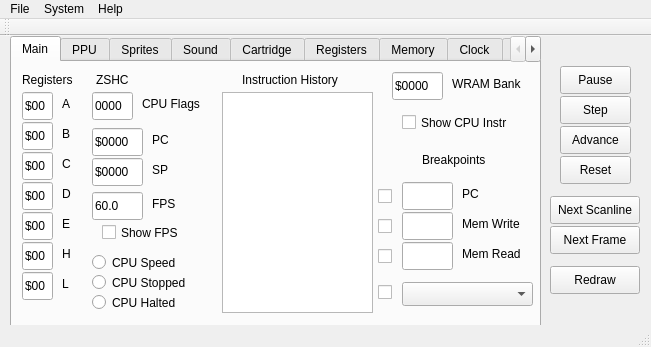
Qt form qtfiles/mainwindow.ui (cthornsb/OtterGB) before a commit.
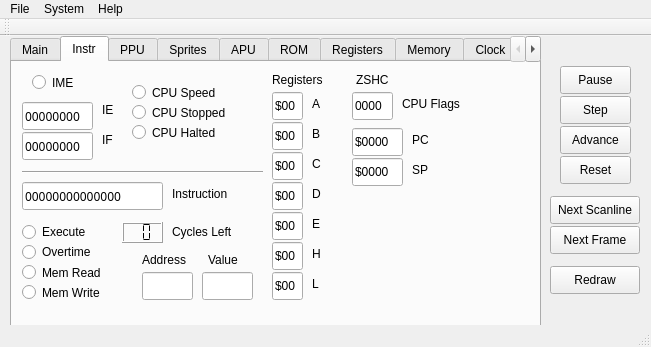
The same form after that commit. The open tabs and pages were chosen to show the change.

Commit message: Added CPU Instruction debugger tab

```diff
--- a/qtfiles/mainwindow.ui
+++ b/qtfiles/mainwindow.ui
@@ -30,35 +30,6 @@
      <attribute name="title">
       <string>Main</string>
      </attribute>
-     <widget class="QLineEdit" name="lineEdit_rB">
-      <property name="geometry">
-       <rect>
-        <x>10</x>
-        <y>60</y>
-        <width>31</width>
-        <height>28</height>
-       </rect>
-      </property>
-      <property name="text">
-       <string>$00</string>
-      </property>
-      <property name="readOnly">
-       <bool>true</bool>
-      </property>
-     </widget>
-     <widget class="QLabel" name="label_2">
-      <property name="geometry">
-       <rect>
-        <x>50</x>
-        <y>34</y>
-        <width>16</width>
-        <height>16</height>
-       </rect>
-      </property>
-      <property name="text">
-       <string>A</string>
-      </property>
-     </widget>
      <widget class="QLabel" name="label_18">
       <property name="geometry">
        <rect>
@@ -85,72 +56,11 @@
        <string>WRAM Bank</string>
       </property>
      </widget>
-     <widget class="QLabel" name="label_8">
-      <property name="geometry">
-       <rect>
-        <x>50</x>
-        <y>214</y>
-        <width>16</width>
-        <height>16</height>
-       </rect>
-      </property>
-      <property name="text">
-       <string>L</string>
-      </property>
-     </widget>
-     <widget class="QLineEdit" name="lineEdit_SP">
-      <property name="geometry">
-       <rect>
-        <x>80</x>
-        <y>96</y>
-        <width>51</width>
-        <height>28</height>
-       </rect>
-      </property>
-      <property name="text">
-       <string>$0000</string>
-      </property>
-      <property name="readOnly">
-       <bool>true</bool>
-      </property>
-     </widget>
-     <widget class="QLineEdit" name="lineEdit_rA">
-      <property name="geometry">
-       <rect>
-        <x>10</x>
-        <y>30</y>
-        <width>31</width>
-        <height>28</height>
-       </rect>
-      </property>
-      <property name="text">
-       <string>$00</string>
-      </property>
-      <property name="readOnly">
-       <bool>true</bool>
-      </property>
-     </widget>
-     <widget class="QLineEdit" name="lineEdit_rC">
-      <property name="geometry">
-       <rect>
-        <x>10</x>
-        <y>90</y>
-        <width>31</width>
-        <height>28</height>
-       </rect>
-      </property>
-      <property name="text">
-       <string>$00</string>
-      </property>
-      <property name="readOnly">
-       <bool>true</bool>
-      </property>
-     </widget>
      <widget class="QLineEdit" name="lineEdit_FPS">
       <property name="geometry">
        <rect>
-        <x>80</x>
-        <y>130</y>
+        <x>50</x>
+        <y>90</y>
         <width>51</width>
         <height>28</height>
        </rect>
@@ -162,35 +72,6 @@
        <bool>true</bool>
       </property>
      </widget>
-     <widget class="QLabel" name="label_3">
-      <property name="geometry">
-       <rect>
-        <x>50</x>
-        <y>64</y>
-        <width>16</width>
-        <height>16</height>
-       </rect>
-      </property>
-      <property name="text">
-       <string>B</string>
-      </property>
-     </widget>
-     <widget class="QLineEdit" name="lineEdit_rD">
-      <property name="geometry">
-       <rect>
-        <x>10</x>
-        <y>120</y>
-        <width>31</width>
-        <height>28</height>
-       </rect>
-      </property>
-      <property name="text">
-       <string>$00</string>
-      </property>
-      <property name="readOnly">
-       <bool>true</bool>
-      </property>
-     </widget>
      <widget class="QLineEdit" name="lineEdit_WRAM_Bank">
       <property name="geometry">
        <rect>
@@ -207,56 +88,11 @@
        <bool>true</bool>
       </property>
      </widget>
-     <widget class="QLabel" name="label_7">
-      <property name="geometry">
-       <rect>
-        <x>50</x>
-        <y>184</y>
-        <width>16</width>
-        <height>16</height>
-       </rect>
-      </property>
-      <property name="text">
-       <string>H</string>
-      </property>
-     </widget>
-     <widget class="QLineEdit" name="lineEdit_rF">
-      <property name="geometry">
-       <rect>
-        <x>80</x>
-        <y>30</y>
-        <width>41</width>
-        <height>28</height>
-       </rect>
-      </property>
-      <property name="text">
-       <string>0000</string>
-      </property>
-      <property name="readOnly">
-       <bool>true</bool>
-      </property>
-     </widget>
-     <widget class="QLineEdit" name="lineEdit_rH">
-      <property name="geometry">
-       <rect>
-        <x>10</x>
-        <y>180</y>
-        <width>31</width>
-        <height>28</height>
-       </rect>
-      </property>
-      <property name="text">
-       <string>$00</string>
-      </property>
-      <property name="readOnly">
-       <bool>true</bool>
-      </property>
-     </widget>
      <widget class="QLabel" name="label_19">
       <property name="geometry">
        <rect>
-        <x>140</x>
-        <y>134</y>
+        <x>110</x>
+        <y>94</y>
         <width>31</width>
         <height>16</height>
        </rect>
@@ -265,150 +101,11 @@
        <string>FPS</string>
       </property>
      </widget>
-     <widget class="QLineEdit" name="lineEdit_rL">
-      <property name="geometry">
-       <rect>
-        <x>10</x>
-        <y>210</y>
-        <width>31</width>
-        <height>28</height>
-       </rect>
-      </property>
-      <property name="text">
-       <string>$00</string>
-      </property>
-      <property name="readOnly">
-       <bool>true</bool>
-      </property>
-     </widget>
-     <widget class="QLineEdit" name="lineEdit_PC">
-      <property name="geometry">
-       <rect>
-        <x>80</x>
-        <y>66</y>
-        <width>51</width>
-        <height>28</height>
-       </rect>
-      </property>
-      <property name="text">
-       <string>$0000</string>
-      </property>
-      <property name="readOnly">
-       <bool>true</bool>
-      </property>
-     </widget>
-     <widget class="QLabel" name="label_12">
-      <property name="geometry">
-       <rect>
-        <x>130</x>
-        <y>34</y>
-        <width>61</width>
-        <height>16</height>
-       </rect>
-      </property>
-      <property name="text">
-       <string>CPU Flags</string>
-      </property>
-     </widget>
-     <widget class="QLabel" name="label_10">
-      <property name="geometry">
-       <rect>
-        <x>140</x>
-        <y>70</y>
-        <width>16</width>
-        <height>16</height>
-       </rect>
-      </property>
-      <property name="text">
-       <string>PC</string>
-      </property>
-     </widget>
-     <widget class="QLineEdit" name="lineEdit_rE">
-      <property name="geometry">
-       <rect>
-        <x>10</x>
-        <y>150</y>
-        <width>31</width>
-        <height>28</height>
-       </rect>
-      </property>
-      <property name="text">
-       <string>$00</string>
-      </property>
-      <property name="readOnly">
-       <bool>true</bool>
-      </property>
-     </widget>
-     <widget class="QLabel" name="label">
-      <property name="geometry">
-       <rect>
-        <x>10</x>
-        <y>10</y>
-        <width>58</width>
-        <height>16</height>
-       </rect>
-      </property>
-      <property name="text">
-       <string>Registers</string>
-      </property>
-     </widget>
-     <widget class="QLabel" name="label_4">
-      <property name="geometry">
-       <rect>
-        <x>50</x>
-        <y>94</y>
-        <width>16</width>
-        <height>16</height>
-       </rect>
-      </property>
-      <property name="text">
-       <string>C</string>
-      </property>
-     </widget>
-     <widget class="QLabel" name="label_5">
-      <property name="geometry">
-       <rect>
-        <x>50</x>
-        <y>124</y>
-        <width>16</width>
-        <height>16</height>
-       </rect>
-      </property>
-      <property name="text">
-       <string>D</string>
-      </property>
-     </widget>
-     <widget class="QLabel" name="label_11">
-      <property name="geometry">
-       <rect>
-        <x>140</x>
-        <y>100</y>
-        <width>16</width>
-        <height>16</height>
-       </rect>
-      </property>
-      <property name="text">
-       <string>SP</string>
-      </property>
-     </widget>
-     <widget class="QLabel" name="label_6">
-      <property name="geometry">
-       <rect>
-        <x>50</x>
-        <y>154</y>
-        <width>16</width>
-        <height>16</height>
-       </rect>
-      </property>
-      <property name="text">
-       <string>E</string>
-      </property>
-     </widget>
      <widget class="QCheckBox" name="checkBox_Show_Framerate">
       <property name="geometry">
        <rect>
-        <x>90</x>
-        <y>160</y>
+        <x>60</x>
+        <y>120</y>
         <width>91</width>
         <height>21</height>
        </rect>
@@ -441,76 +138,6 @@
        <string/>
       </property>
      </widget>
-     <widget class="QRadioButton" name="radioButton_CurrentSpeed">
-      <property name="geometry">
-       <rect>
-        <x>80</x>
-        <y>190</y>
-        <width>121</width>
-        <height>21</height>
-       </rect>
-      </property>
-      <property name="text">
-       <string>CPU Speed</string>
-      </property>
-      <property name="checkable">
-       <bool>true</bool>
-      </property>
-      <property name="autoExclusive">
-       <bool>false</bool>
-      </property>
-     </widget>
-     <widget class="QRadioButton" name="radioButton_CpuStopped">
-      <property name="geometry">
-       <rect>
-        <x>80</x>
-        <y>210</y>
-        <width>121</width>
-        <height>21</height>
-       </rect>
-      </property>
-      <property name="text">
-       <string>CPU Stopped</string>
-      </property>
-      <property name="checkable">
-       <bool>true</bool>
-      </property>
-      <property name="autoExclusive">
-       <bool>false</bool>
-      </property>
-     </widget>
-     <widget class="QRadioButton" name="radioButton_CpuHalted">
-      <property name="geometry">
-       <rect>
-        <x>80</x>
-        <y>230</y>
-        <width>121</width>
-        <height>21</height>
-       </rect>
-      </property>
-      <property name="text">
-       <string>CPU Halted</string>
-      </property>
-      <property name="checkable">
-       <bool>true</bool>
-      </property>
-      <property name="autoExclusive">
-       <bool>false</bool>
-      </property>
-     </widget>
-     <widget class="QLabel" name="label_39">
-      <property name="geometry">
-       <rect>
-        <x>84</x>
-        <y>10</y>
-        <width>41</width>
-        <height>16</height>
-       </rect>
-      </property>
-      <property name="text">
-       <string>ZSHC</string>
-      </property>
-     </widget>
      <widget class="QLineEdit" name="lineEdit_Breakpoint_PC">
       <property name="geometry">
        <rect>
@@ -702,6 +329,663 @@
       </property>
      </widget>
     </widget>
+    <widget class="QWidget" name="tab_10">
+     <attribute name="title">
+      <string>Instr</string>
+     </attribute>
+     <widget class="QLineEdit" name="lineEdit_Instr_IE">
+      <property name="geometry">
+       <rect>
+        <x>10</x>
+        <y>40</y>
+        <width>71</width>
+        <height>28</height>
+       </rect>
+      </property>
+      <property name="font">
+       <font>
+        <family>Ubuntu Mono</family>
+       </font>
+      </property>
+      <property name="text">
+       <string>00000000</string>
+      </property>
+     </widget>
+     <widget class="QLineEdit" name="lineEdit_Instr_IF">
+      <property name="geometry">
+       <rect>
+        <x>10</x>
+        <y>70</y>
+        <width>71</width>
+        <height>28</height>
+       </rect>
+      </property>
+      <property name="font">
+       <font>
+        <family>Ubuntu Mono</family>
+       </font>
+      </property>
+      <property name="text">
+       <string>00000000</string>
+      </property>
+     </widget>
+     <widget class="QLabel" name="label_71">
+      <property name="geometry">
+       <rect>
+        <x>90</x>
+        <y>40</y>
+        <width>16</width>
+        <height>16</height>
+       </rect>
+      </property>
+      <property name="text">
+       <string>IE</string>
+      </property>
+     </widget>
+     <widget class="QLabel" name="label_72">
+      <property name="geometry">
+       <rect>
+        <x>90</x>
+        <y>70</y>
+        <width>21</width>
+        <height>16</height>
+       </rect>
+      </property>
+      <property name="text">
+       <string>IF</string>
+      </property>
+     </widget>
+     <widget class="QRadioButton" name="radioButton_Instr_IME">
+      <property name="geometry">
+       <rect>
+        <x>20</x>
+        <y>10</y>
+        <width>51</width>
+        <height>21</height>
+       </rect>
+      </property>
+      <property name="text">
+       <string>IME</string>
+      </property>
+      <property name="autoExclusive">
+       <bool>false</bool>
+      </property>
+     </widget>
+     <widget class="QLineEdit" name="lineEdit_Instr_Instruction">
+      <property name="geometry">
+       <rect>
+        <x>10</x>
+        <y>120</y>
+        <width>141</width>
+        <height>28</height>
+       </rect>
+      </property>
+      <property name="font">
+       <font>
+        <family>Ubuntu Mono</family>
+       </font>
+      </property>
+      <property name="text">
+       <string>00000000000000</string>
+      </property>
+     </widget>
+     <widget class="QLabel" name="label_73">
+      <property name="geometry">
+       <rect>
+        <x>160</x>
+        <y>124</y>
+        <width>71</width>
+        <height>16</height>
+       </rect>
+      </property>
+      <property name="text">
+       <string>Instruction</string>
+      </property>
+     </widget>
+     <widget class="QLCDNumber" name="lcdNumber_Instr_Cycles">
+      <property name="geometry">
+       <rect>
+        <x>110</x>
+        <y>160</y>
+        <width>41</width>
+        <height>21</height>
+       </rect>
+      </property>
+      <property name="digitCount">
+       <number>2</number>
+      </property>
+      <property name="segmentStyle">
+       <enum>QLCDNumber::Flat</enum>
+      </property>
+     </widget>
+     <widget class="QLabel" name="label_74">
+      <property name="geometry">
+       <rect>
+        <x>160</x>
+        <y>162</y>
+        <width>71</width>
+        <height>16</height>
+       </rect>
+      </property>
+      <property name="text">
+       <string>Cycles Left</string>
+      </property>
+     </widget>
+     <widget class="QRadioButton" name="radioButton_Instr_MemRead">
+      <property name="geometry">
+       <rect>
+        <x>10</x>
+        <y>200</y>
+        <width>91</width>
+        <height>21</height>
+       </rect>
+      </property>
+      <property name="text">
+       <string>Mem Read</string>
+      </property>
+      <property name="autoExclusive">
+       <bool>false</bool>
+      </property>
+     </widget>
+     <widget class="QRadioButton" name="radioButton_Instr_MemWrite">
+      <property name="geometry">
+       <rect>
+        <x>10</x>
+        <y>220</y>
+        <width>101</width>
+        <height>21</height>
+       </rect>
+      </property>
+      <property name="text">
+       <string>Mem Write</string>
+      </property>
+      <property name="autoExclusive">
+       <bool>false</bool>
+      </property>
+     </widget>
+     <widget class="QLineEdit" name="lineEdit_Instr_MemAddress">
+      <property name="geometry">
+       <rect>
+        <x>130</x>
+        <y>210</y>
+        <width>51</width>
+        <height>28</height>
+       </rect>
+      </property>
+      <property name="toolTip">
+       <string>&lt;html&gt;&lt;head/&gt;&lt;body&gt;&lt;p&gt;Set current &lt;span style=&quot; font-weight:600;&quot;&gt;Program Counter Breakpoint &lt;/span&gt;(base-16)&lt;/p&gt;&lt;/body&gt;&lt;/html&gt;</string>
+      </property>
+      <property name="text">
+       <string/>
+      </property>
+      <property name="readOnly">
+       <bool>false</bool>
+      </property>
+     </widget>
+     <widget class="QLabel" name="label_75">
+      <property name="geometry">
+       <rect>
+        <x>130</x>
+        <y>190</y>
+        <width>51</width>
+        <height>16</height>
+       </rect>
+      </property>
+      <property name="text">
+       <string>Address</string>
+      </property>
+     </widget>
+     <widget class="QRadioButton" name="radioButton_Instr_Execute">
+      <property name="geometry">
+       <rect>
+        <x>10</x>
+        <y>160</y>
+        <width>81</width>
+        <height>20</height>
+       </rect>
+      </property>
+      <property name="text">
+       <string>Execute</string>
+      </property>
+      <property name="autoExclusive">
+       <bool>false</bool>
+      </property>
+     </widget>
+     <widget class="QRadioButton" name="radioButton_Instr_Overtime">
+      <property name="geometry">
+       <rect>
+        <x>10</x>
+        <y>180</y>
+        <width>101</width>
+        <height>20</height>
+       </rect>
+      </property>
+      <property name="text">
+       <string>Overtime</string>
+      </property>
+      <property name="autoExclusive">
+       <bool>false</bool>
+      </property>
+     </widget>
+     <widget class="QLineEdit" name="lineEdit_Instr_MemValue">
+      <property name="geometry">
+       <rect>
+        <x>190</x>
+        <y>210</y>
+        <width>51</width>
+        <height>28</height>
+       </rect>
+      </property>
+      <property name="toolTip">
+       <string>&lt;html&gt;&lt;head/&gt;&lt;body&gt;&lt;p&gt;Set current &lt;span style=&quot; font-weight:600;&quot;&gt;Program Counter Breakpoint &lt;/span&gt;(base-16)&lt;/p&gt;&lt;/body&gt;&lt;/html&gt;</string>
+      </property>
+      <property name="text">
+       <string/>
+      </property>
+      <property name="readOnly">
+       <bool>false</bool>
+      </property>
+     </widget>
+     <widget class="QLabel" name="label_76">
+      <property name="geometry">
+       <rect>
+        <x>196</x>
+        <y>190</y>
+        <width>41</width>
+        <height>16</height>
+       </rect>
+      </property>
+      <property name="text">
+       <string>Value</string>
+      </property>
+     </widget>
+     <widget class="QLineEdit" name="lineEdit_rH">
+      <property name="geometry">
+       <rect>
+        <x>260</x>
+        <y>180</y>
+        <width>31</width>
+        <height>28</height>
+       </rect>
+      </property>
+      <property name="text">
+       <string>$00</string>
+      </property>
+      <property name="readOnly">
+       <bool>true</bool>
+      </property>
+     </widget>
+     <widget class="QLabel" name="label_5">
+      <property name="geometry">
+       <rect>
+        <x>300</x>
+        <y>124</y>
+        <width>16</width>
+        <height>16</height>
+       </rect>
+      </property>
+      <property name="text">
+       <string>D</string>
+      </property>
+     </widget>
+     <widget class="QLineEdit" name="lineEdit_rE">
+      <property name="geometry">
+       <rect>
+        <x>260</x>
+        <y>150</y>
+        <width>31</width>
+        <height>28</height>
+       </rect>
+      </property>
+      <property name="text">
+       <string>$00</string>
+      </property>
+      <property name="readOnly">
+       <bool>true</bool>
+      </property>
+     </widget>
+     <widget class="QLineEdit" name="lineEdit_rB">
+      <property name="geometry">
+       <rect>
+        <x>260</x>
+        <y>60</y>
+        <width>31</width>
+        <height>28</height>
+       </rect>
+      </property>
+      <property name="text">
+       <string>$00</string>
+      </property>
+      <property name="readOnly">
+       <bool>true</bool>
+      </property>
+     </widget>
+     <widget class="QLabel" name="label_8">
+      <property name="geometry">
+       <rect>
+        <x>300</x>
+        <y>214</y>
+        <width>16</width>
+        <height>16</height>
+       </rect>
+      </property>
+      <property name="text">
+       <string>L</string>
+      </property>
+     </widget>
+     <widget class="QLineEdit" name="lineEdit_rD">
+      <property name="geometry">
+       <rect>
+        <x>260</x>
+        <y>120</y>
+        <width>31</width>
+        <height>28</height>
+       </rect>
+      </property>
+      <property name="text">
+       <string>$00</string>
+      </property>
+      <property name="readOnly">
+       <bool>true</bool>
+      </property>
+     </widget>
+     <widget class="QLabel" name="label_4">
+      <property name="geometry">
+       <rect>
+        <x>300</x>
+        <y>94</y>
+        <width>16</width>
+        <height>16</height>
+       </rect>
+      </property>
+      <property name="text">
+       <string>C</string>
+      </property>
+     </widget>
+     <widget class="QLineEdit" name="lineEdit_rL">
+      <property name="geometry">
+       <rect>
+        <x>260</x>
+        <y>210</y>
+        <width>31</width>
+        <height>28</height>
+       </rect>
+      </property>
+      <property name="text">
+       <string>$00</string>
+      </property>
+      <property name="readOnly">
+       <bool>true</bool>
+      </property>
+     </widget>
+     <widget class="QLabel" name="label_6">
+      <property name="geometry">
+       <rect>
+        <x>300</x>
+        <y>154</y>
+        <width>16</width>
+        <height>16</height>
+       </rect>
+      </property>
+      <property name="text">
+       <string>E</string>
+      </property>
+     </widget>
+     <widget class="QLabel" name="label_2">
+      <property name="geometry">
+       <rect>
+        <x>300</x>
+        <y>34</y>
+        <width>16</width>
+        <height>16</height>
+       </rect>
+      </property>
+      <property name="text">
+       <string>A</string>
+      </property>
+     </widget>
+     <widget class="QLabel" name="label_3">
+      <property name="geometry">
+       <rect>
+        <x>300</x>
+        <y>64</y>
+        <width>16</width>
+        <height>16</height>
+       </rect>
+      </property>
+      <property name="text">
+       <string>B</string>
+      </property>
+     </widget>
+     <widget class="QLineEdit" name="lineEdit_rC">
+      <property name="geometry">
+       <rect>
+        <x>260</x>
+        <y>90</y>
+        <width>31</width>
+        <height>28</height>
+       </rect>
+      </property>
+      <property name="text">
+       <string>$00</string>
+      </property>
+      <property name="readOnly">
+       <bool>true</bool>
+      </property>
+     </widget>
+     <widget class="QLineEdit" name="lineEdit_rA">
+      <property name="geometry">
+       <rect>
+        <x>260</x>
+        <y>30</y>
+        <width>31</width>
+        <height>28</height>
+       </rect>
+      </property>
+      <property name="text">
+       <string>$00</string>
+      </property>
+      <property name="readOnly">
+       <bool>true</bool>
+      </property>
+     </widget>
+     <widget class="QLabel" name="label_7">
+      <property name="geometry">
+       <rect>
+        <x>300</x>
+        <y>184</y>
+        <width>16</width>
+        <height>16</height>
+       </rect>
+      </property>
+      <property name="text">
+       <string>H</string>
+      </property>
+     </widget>
+     <widget class="QLabel" name="label">
+      <property name="geometry">
+       <rect>
+        <x>260</x>
+        <y>10</y>
+        <width>58</width>
+        <height>16</height>
+       </rect>
+      </property>
+      <property name="text">
+       <string>Registers</string>
+      </property>
+     </widget>
+     <widget class="QRadioButton" name="radioButton_CpuHalted">
+      <property name="geometry">
+       <rect>
+        <x>120</x>
+        <y>60</y>
+        <width>121</width>
+        <height>21</height>
+       </rect>
+      </property>
+      <property name="text">
+       <string>CPU Halted</string>
+      </property>
+      <property name="checkable">
+       <bool>true</bool>
+      </property>
+      <property name="autoExclusive">
+       <bool>false</bool>
+      </property>
+     </widget>
+     <widget class="QLineEdit" name="lineEdit_SP">
+      <property name="geometry">
+       <rect>
+        <x>340</x>
+        <y>96</y>
+        <width>51</width>
+        <height>28</height>
+       </rect>
+      </property>
+      <property name="text">
+       <string>$0000</string>
+      </property>
+      <property name="readOnly">
+       <bool>true</bool>
+      </property>
+     </widget>
+     <widget class="QLabel" name="label_10">
+      <property name="geometry">
+       <rect>
+        <x>400</x>
+        <y>70</y>
+        <width>16</width>
+        <height>16</height>
+       </rect>
+      </property>
+      <property name="text">
+       <string>PC</string>
+      </property>
+     </widget>
+     <widget class="QRadioButton" name="radioButton_CurrentSpeed">
+      <property name="geometry">
+       <rect>
+        <x>120</x>
+        <y>20</y>
+        <width>121</width>
+        <height>21</height>
+       </rect>
+      </property>
+      <property name="text">
+       <string>CPU Speed</string>
+      </property>
+      <property name="checkable">
+       <bool>true</bool>
+      </property>
+      <property name="autoExclusive">
+       <bool>false</bool>
+      </property>
+     </widget>
+     <widget class="QLineEdit" name="lineEdit_rF">
+      <property name="geometry">
+       <rect>
+        <x>340</x>
+        <y>30</y>
+        <width>41</width>
+        <height>28</height>
+       </rect>
+      </property>
+      <property name="text">
+       <string>0000</string>
+      </property>
+      <property name="readOnly">
+       <bool>true</bool>
+      </property>
+     </widget>
+     <widget class="QLabel" name="label_11">
+      <property name="geometry">
+       <rect>
+        <x>400</x>
+        <y>100</y>
+        <width>16</width>
+        <height>16</height>
+       </rect>
+      </property>
+      <property name="text">
+       <string>SP</string>
+      </property>
+     </widget>
+     <widget class="QLineEdit" name="lineEdit_PC">
+      <property name="geometry">
+       <rect>
+        <x>340</x>
+        <y>66</y>
+        <width>51</width>
+        <height>28</height>
+       </rect>
+      </property>
+      <property name="text">
+       <string>$0000</string>
+      </property>
+      <property name="readOnly">
+       <bool>true</bool>
+      </property>
+     </widget>
+     <widget class="QLabel" name="label_12">
+      <property name="geometry">
+       <rect>
+        <x>390</x>
+        <y>34</y>
+        <width>61</width>
+        <height>16</height>
+       </rect>
+      </property>
+      <property name="text">
+       <string>CPU Flags</string>
+      </property>
+     </widget>
+     <widget class="QRadioButton" name="radioButton_CpuStopped">
+      <property name="geometry">
+       <rect>
+        <x>120</x>
+        <y>40</y>
+        <width>121</width>
+        <height>21</height>
+       </rect>
+      </property>
+      <property name="text">
+       <string>CPU Stopped</string>
+      </property>
+      <property name="checkable">
+       <bool>true</bool>
+      </property>
+      <property name="autoExclusive">
+       <bool>false</bool>
+      </property>
+     </widget>
+     <widget class="QLabel" name="label_39">
+      <property name="geometry">
+       <rect>
+        <x>344</x>
+        <y>10</y>
+        <width>41</width>
+        <height>16</height>
+       </rect>
+      </property>
+      <property name="text">
+       <string>ZSHC</string>
+      </property>
+     </widget>
+     <widget class="Line" name="line">
+      <property name="geometry">
+       <rect>
+        <x>10</x>
+        <y>100</y>
+        <width>241</width>
+        <height>20</height>
+       </rect>
+      </property>
+      <property name="orientation">
+       <enum>Qt::Horizontal</enum>
+      </property>
+     </widget>
+    </widget>
     <widget class="QWidget" name="tab_4">
      <attribute name="title">
       <string>PPU</string>
@@ -1629,7 +1913,7 @@
     </widget>
     <widget class="QWidget" name="tab">
      <attribute name="title">
-      <string>Sound</string>
+      <string>APU</string>
      </attribute>
      <widget class="QCheckBox" name="checkBox_SoundEnabled">
       <property name="geometry">
@@ -1647,7 +1931,7 @@
     </widget>
     <widget class="QWidget" name="tab_2">
      <attribute name="title">
-      <string>Cartridge</string>
+      <string>ROM</string>
      </attribute>
      <widget class="QLineEdit" name="lineEdit_ROM_Bank">
       <property name="geometry">
```
The commit also changes 5 other files.
